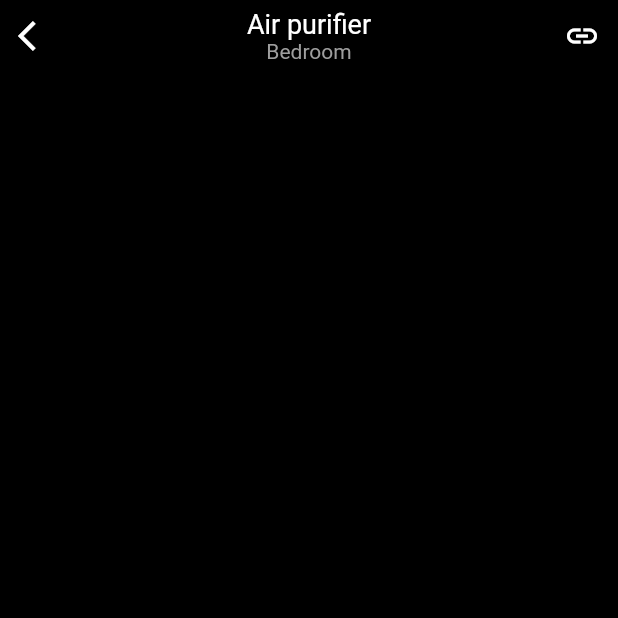
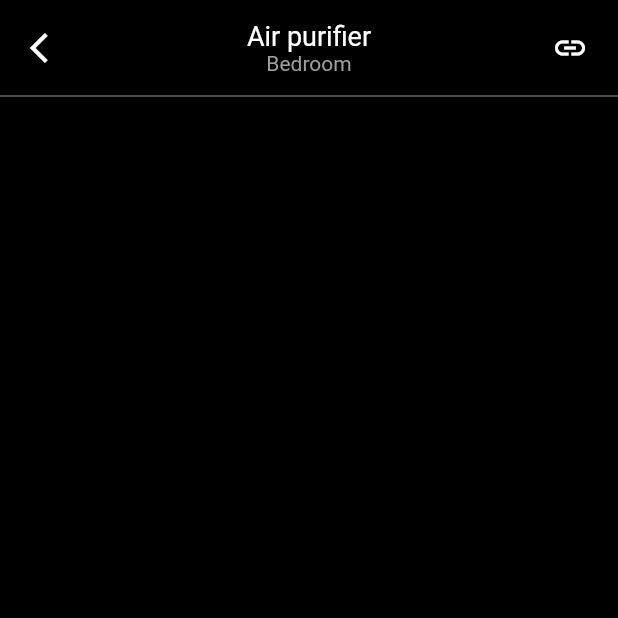
Before and after one commit to JAICHANGPARK/flutter_notebook_19th_story, a Flutter app: the AirPurifierSettingPage screen opened directly, on a phone screen of 412 x 824 dp, the top half of it. Run offline on Flutter 3.47's test engine with Material 2 defaults, Android fonts, the phone set to English and light mode, and no system bars; our stand-ins replace cached_network_image, flutter_riverpod, freezed_annotation, smooth_page_indicator, video_player; network calls fail.

Commit message:
Update air_purifier_setting_page.dart

```diff
--- a/lib/ep1109_smart_home_app/src/ui/air_purifier_setting_page.dart
+++ b/lib/ep1109_smart_home_app/src/ui/air_purifier_setting_page.dart
@@ -15,22 +15,21 @@ class _AirPurifierSettingPageState extends State<AirPurifierSettingPage> {
       body: SafeArea(
         child: Column(
           children: [
-            Row(
+            Padding(
+              padding: const EdgeInsets.all(8.0),
+              child: Row(
                 children: [
                   IconButton(
-                  onPressed: () {},
-                  icon: Icon(Icons.arrow_back_ios),
+                    onPressed: () => Navigator.of(context).pop(),
+                    icon: const Icon(Icons.arrow_back_ios),
                     color: Colors.white,
                   ),
                   Expanded(
                       child: Column(
-                  children: [
+                    children: const [
                       Text(
                         "Air purifier",
-                      style: TextStyle(
-                        color: Colors.white,
-                        fontSize: 18
-                      ),
+                        style: TextStyle(color: Colors.white, fontSize: 18),
                       ),
                       Text(
                         "Bedroom",
@@ -42,11 +41,17 @@ class _AirPurifierSettingPageState extends State<AirPurifierSettingPage> {
                   )),
                   IconButton(
                     onPressed: () {},
-                  icon: Icon(Icons.link),
+                    icon: const Icon(Icons.link),
                     color: Colors.white,
                   ),
                 ],
-            )
+              ),
+            ),
+            const Divider(
+              color: Colors.grey,
+              height: 0,
+            ),
+
           ],
         ),
       ),
```
Lines whose indentation alone changed are shown as unchanged.
